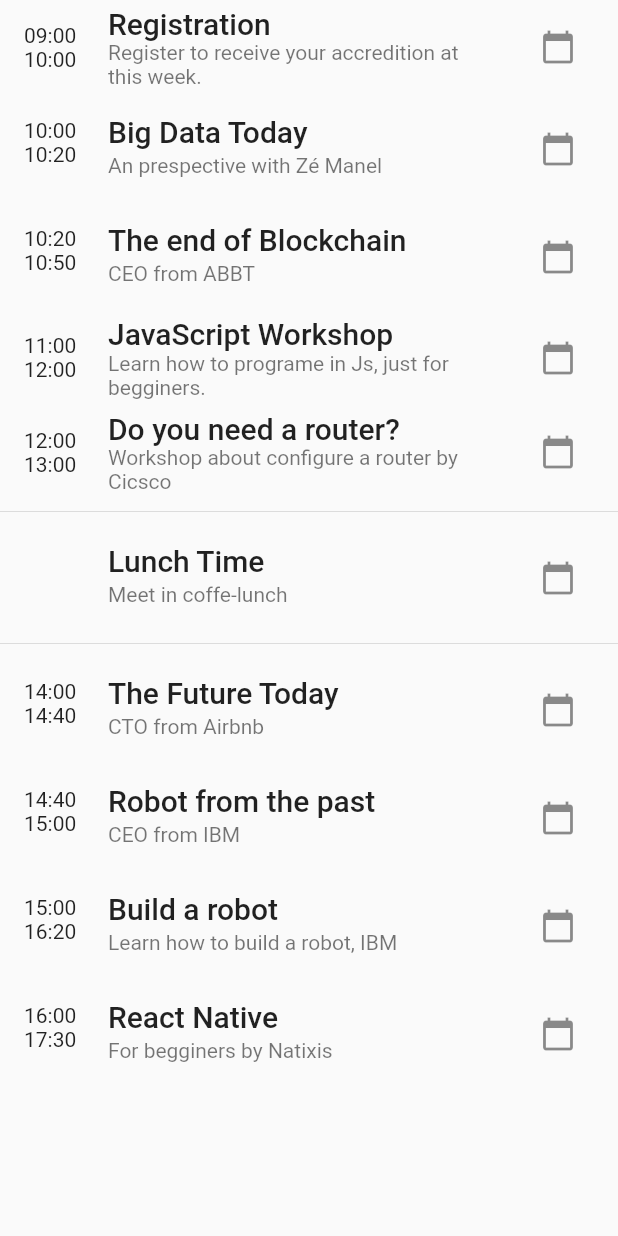
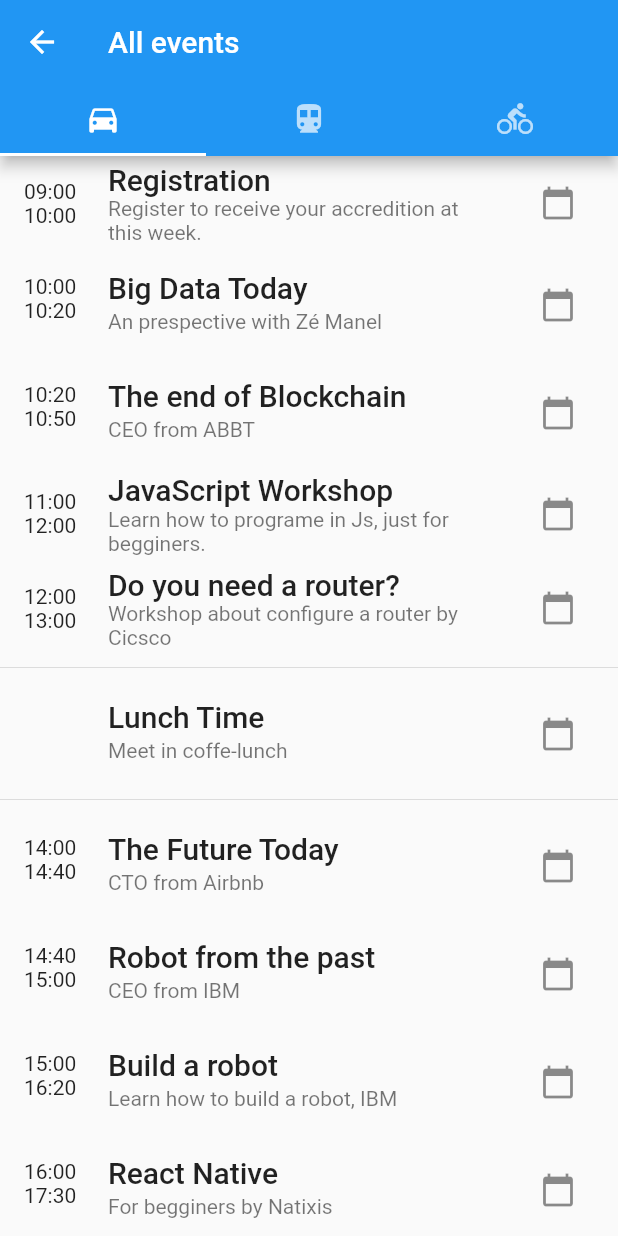
Before and after one commit to softeng-feup/open-cx-batatas, a Flutter app: the AllEventsPage screen opened directly, on a phone screen of 412 x 824 dp. Run offline on Flutter 3.47's test engine with Material 2 defaults, Android fonts, the phone set to English and light mode, and no system bars; missing offline and left inert: matrix_gesture_detector.

Commit message:
add navbar

```diff
--- a/frontend/lib/allEventsPage.dart
+++ b/frontend/lib/allEventsPage.dart
@@ -49,8 +49,23 @@ class AllEventsPage extends StatelessWidget {
   @override
   Widget build(BuildContext context) {
     //"draw" method
-    return Container(
-      child: _buildList(),
+    return DefaultTabController(
+      length: 3,
+      child: Scaffold(
+        appBar: AppBar(
+          bottom: TabBar(
+            tabs: [
+              Tab(icon: Icon(Icons.directions_car)),
+              Tab(icon: Icon(Icons.directions_transit)),
+              Tab(icon: Icon(Icons.directions_bike)),
+            ],
+          ),
+          title: Text('All events'),
+        ),
+        body: TabBarView(
+          children: [_buildList(), _buildList(), _buildList()],
+        ),
+      ),
     );
   }
 }
```
